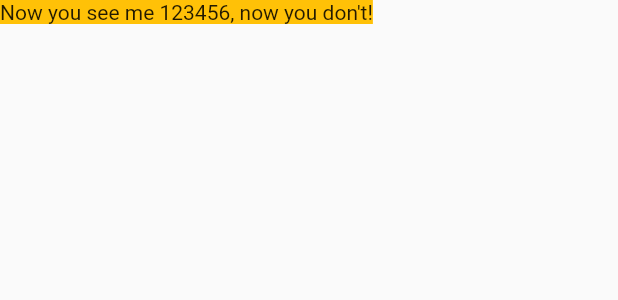
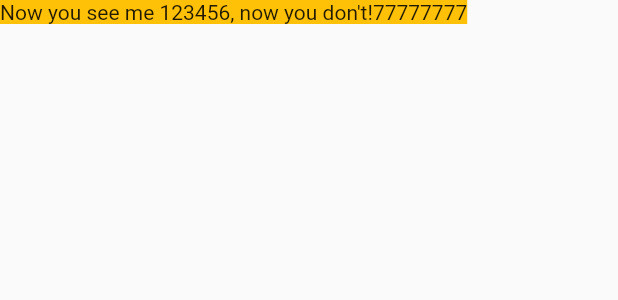
Before and after one commit to HaldunMatar/Flutter_widgets, a Flutter app: the OurOpacity widget shown alone on an empty page, opened directly, on a phone screen of 412 x 824 dp. Shown: the top 300 px of the screen. Run offline on Flutter 3.47's test engine with Material 2 defaults, Android fonts, the light colour scheme and no system bars.

Commit message:
third commit

```diff
--- a/lib/opacity.dart
+++ b/lib/opacity.dart
@@ -21,7 +21,8 @@ class _OurOpacityState extends State<OurOpacity> {
             color: Colors.amber,
             child: Opacity(
               opacity: _visible ? 1.0 : 0.0,
-              child: const Text("Now you see me 123456, now you don't!"),
+              child:
+                  const Text("Now you see me 123456, now you don't!77777777"),
             )));
   }
 }
```
